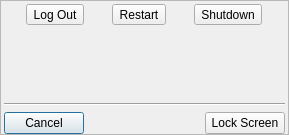
The window that lumina-desktop/SystemWindow.ui (lumina-desktop/lumina) describes before a commit, drawn with Qt 5.
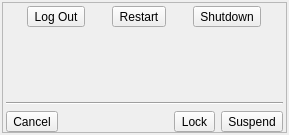
The same window after the commit.

Commit message: Clean up the new suspend support in Lumina, and add it to the system "log out" menu as an option (if supported on that system).

```diff
--- a/lumina-desktop/SystemWindow.ui
+++ b/lumina-desktop/SystemWindow.ui
@@ -14,8 +14,17 @@
    <string>System Options</string>
   </property>
   <layout class="QVBoxLayout" name="verticalLayout">
-   <property name="margin">
-    <number>0</number>
+   <property name="leftMargin">
+    <number>2</number>
+   </property>
+   <property name="topMargin">
+    <number>2</number>
+   </property>
+   <property name="rightMargin">
+    <number>2</number>
+   </property>
+   <property name="bottomMargin">
+    <number>2</number>
    </property>
    <item>
     <widget class="QFrame" name="frame">
@@ -47,8 +56,8 @@
           </property>
           <property name="iconSize">
            <size>
-            <width>60</width>
-            <height>60</height>
+            <width>64</width>
+            <height>64</height>
            </size>
           </property>
           <property name="toolButtonStyle">
@@ -63,8 +72,8 @@
           </property>
           <property name="iconSize">
            <size>
-            <width>60</width>
-            <height>60</height>
+            <width>64</width>
+            <height>64</height>
            </size>
           </property>
           <property name="toolButtonStyle">
@@ -79,8 +88,8 @@
           </property>
           <property name="iconSize">
            <size>
-            <width>60</width>
-            <height>60</height>
+            <width>64</width>
+            <height>64</height>
            </size>
           </property>
           <property name="toolButtonStyle">
@@ -113,10 +122,19 @@
       <item>
        <layout class="QHBoxLayout" name="horizontalLayout_2">
         <item>
-         <widget class="QPushButton" name="push_cancel">
+         <widget class="QToolButton" name="push_cancel">
           <property name="text">
            <string>Cancel</string>
           </property>
+          <property name="iconSize">
+           <size>
+            <width>32</width>
+            <height>32</height>
+           </size>
+          </property>
+          <property name="toolButtonStyle">
+           <enum>Qt::ToolButtonTextUnderIcon</enum>
+          </property>
          </widget>
         </item>
         <item>
@@ -133,9 +151,34 @@
          </spacer>
         </item>
         <item>
-         <widget class="QPushButton" name="push_lock">
+         <widget class="QToolButton" name="push_lock">
           <property name="text">
-           <string>Lock Screen</string>
+           <string>Lock</string>
+          </property>
+          <property name="iconSize">
+           <size>
+            <width>32</width>
+            <height>32</height>
+           </size>
+          </property>
+          <property name="toolButtonStyle">
+           <enum>Qt::ToolButtonTextUnderIcon</enum>
+          </property>
+         </widget>
+        </item>
+        <item>
+         <widget class="QToolButton" name="tool_suspend">
+          <property name="text">
+           <string>Suspend</string>
+          </property>
+          <property name="iconSize">
+           <size>
+            <width>32</width>
+            <height>32</height>
+           </size>
+          </property>
+          <property name="toolButtonStyle">
+           <enum>Qt::ToolButtonTextUnderIcon</enum>
           </property>
          </widget>
         </item>
```
The commit also changes 3 other files.
